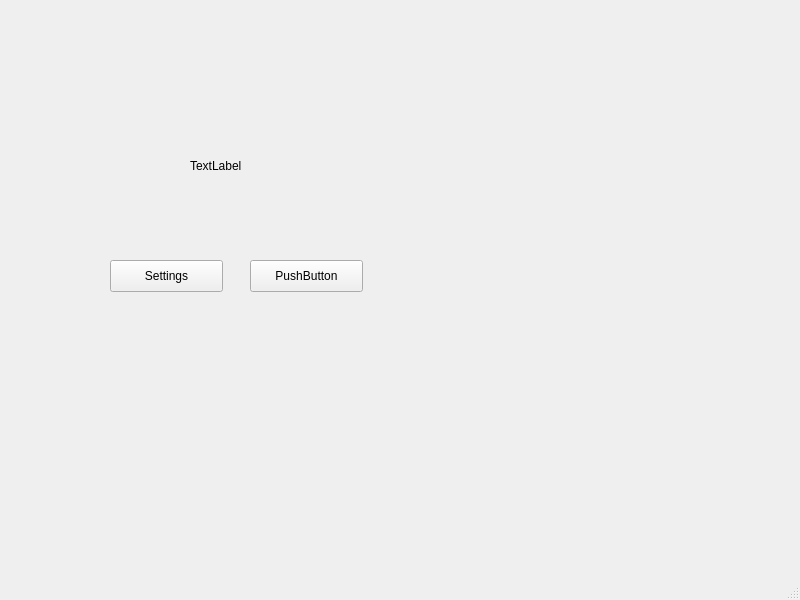
amazingblue/NextCloudNotesQT, file src/gui/noteswindow.ui: the form before one commit.
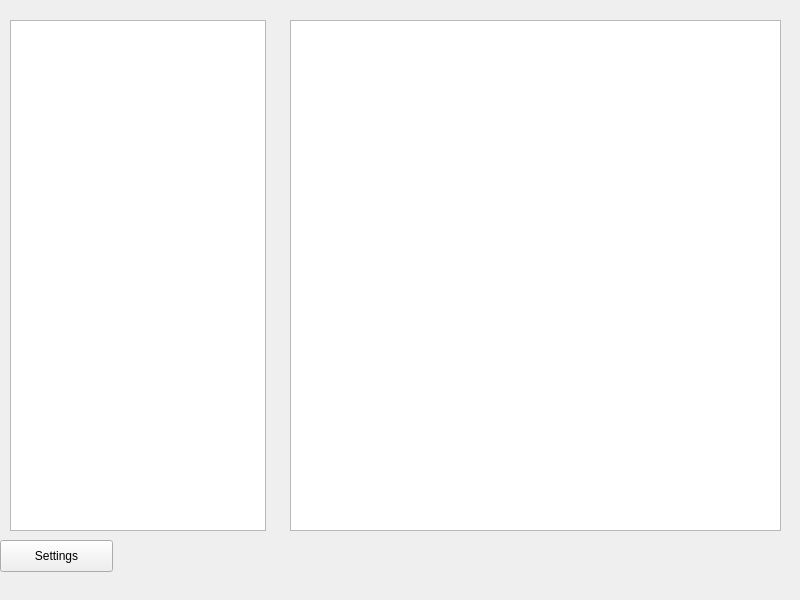
The form after the commit.

Commit message: Add note list and note selection

Patch:
```diff
--- a/src/gui/noteswindow.ui
+++ b/src/gui/noteswindow.ui
@@ -14,48 +14,11 @@
    <string>MainWindow</string>
   </property>
   <widget class="QWidget" name="centralwidget">
-   <widget class="QPushButton" name="pushButton">
-    <property name="geometry">
-     <rect>
-      <x>250</x>
-      <y>260</y>
-      <width>113</width>
-      <height>32</height>
-     </rect>
-    </property>
-    <property name="text">
-     <string>PushButton</string>
-    </property>
-   </widget>
-   <widget class="QLabel" name="label">
-    <property name="geometry">
-     <rect>
-      <x>190</x>
-      <y>110</y>
-      <width>301</width>
-      <height>111</height>
-     </rect>
-    </property>
-    <property name="text">
-     <string>TextLabel</string>
-    </property>
-   </widget>
-   <widget class="QWidget" name="verticalLayoutWidget">
-    <property name="geometry">
-     <rect>
-      <x>0</x>
-      <y>310</y>
-      <width>531</width>
-      <height>251</height>
-     </rect>
-    </property>
-    <layout class="QVBoxLayout" name="verticalLayout"/>
-   </widget>
    <widget class="QPushButton" name="settingsButton">
     <property name="geometry">
      <rect>
-      <x>110</x>
-      <y>260</y>
+      <x>0</x>
+      <y>540</y>
       <width>113</width>
       <height>32</height>
      </rect>
@@ -64,6 +27,26 @@
      <string>Settings</string>
     </property>
    </widget>
+   <widget class="QListWidget" name="notesList">
+    <property name="geometry">
+     <rect>
+      <x>10</x>
+      <y>20</y>
+      <width>256</width>
+      <height>511</height>
+     </rect>
+    </property>
+   </widget>
+   <widget class="QTextEdit" name="noteTextEdit">
+    <property name="geometry">
+     <rect>
+      <x>290</x>
+      <y>20</y>
+      <width>491</width>
+      <height>511</height>
+     </rect>
+    </property>
+   </widget>
   </widget>
   <widget class="QMenuBar" name="menubar">
    <property name="geometry">
@@ -75,7 +58,6 @@
     </rect>
    </property>
   </widget>
-  <widget class="QStatusBar" name="statusbar"/>
  </widget>
  <resources/>
  <connections/>
```
The commit also changes 3 other files.
